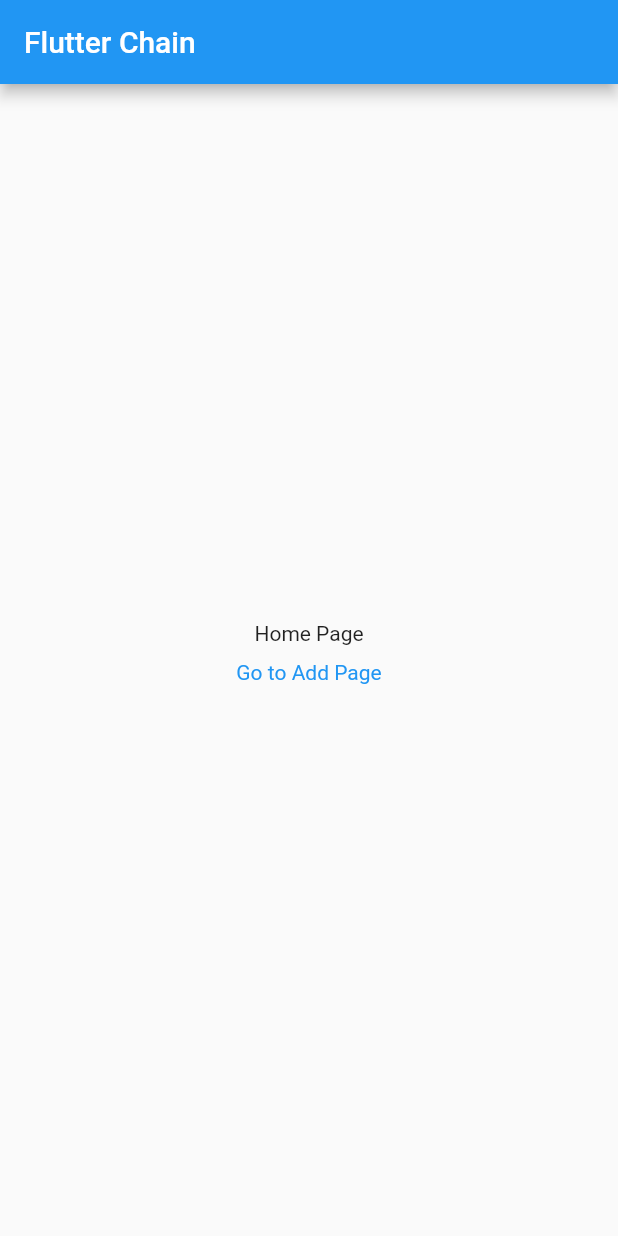
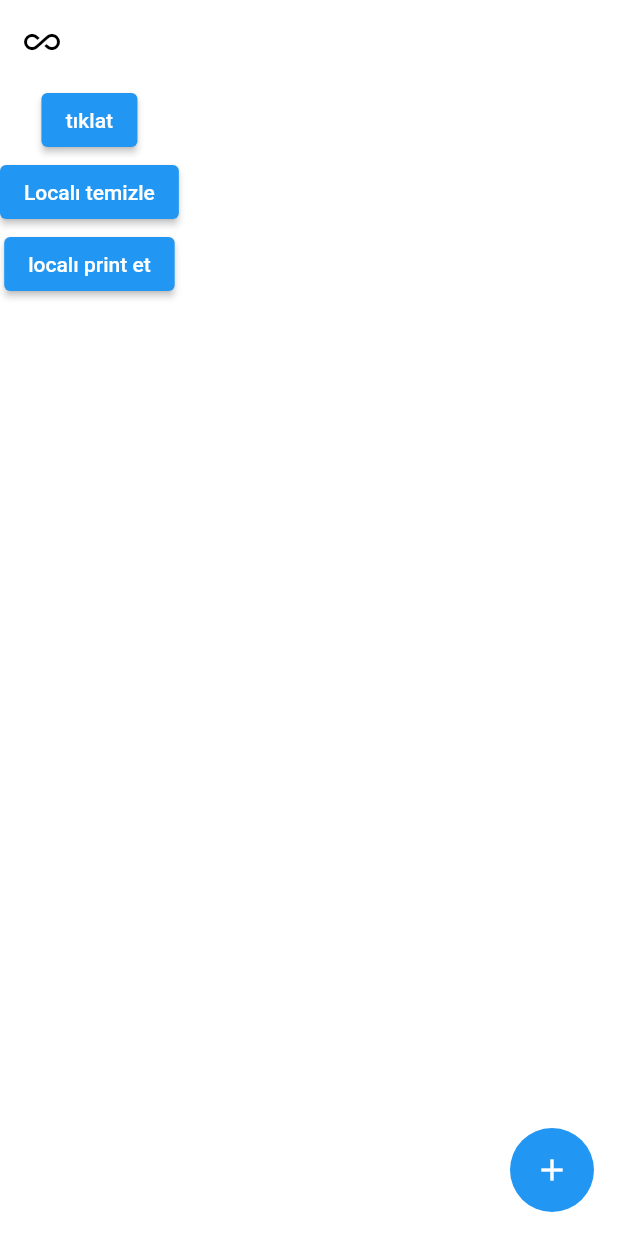
Before and after one commit to burakeraslan/flutter_chain, a Flutter app: the screen it shows after launch, on a phone screen of 412 x 824 dp. Run offline on Flutter 3.47's test engine with Material 2 defaults, Android fonts, the phone set to English and light mode, and no system bars; our stand-ins replace get, hive, hive_flutter; accounts and stored records are empty.

Commit message:
user's data

```diff
--- a/lib/main.dart
+++ b/lib/main.dart
@@ -7,7 +7,7 @@ import 'package:hive_flutter/adapters.dart';
 void main() async {
   await Hive.initFlutter();
   Hive.registerAdapter<TaskModel>(TaskModelAdapter());
-  await Hive.openBox<TaskModel>('tasks');
+  await Hive.openBox<TaskModel>('chainTasks');
   runApp(const MyApp());
 }
 
--- a/lib/models/task_model.dart
+++ b/lib/models/task_model.dart
@@ -9,14 +9,14 @@ class TaskModel {
   @HiveField(1)
   final String description;
   @HiveField(2)
-  final DateTime date;
+  final Map days;
   @HiveField(3)
-  final Map days;
+  final List<Map> chain;
 
   TaskModel({
     required this.task,
     required this.description,
-    required this.date,
     required this.days,
+    required this.chain,
   });
 }
--- a/lib/pages/home_page/home_page.dart
+++ b/lib/pages/home_page/home_page.dart
@@ -1,9 +1,7 @@
 import 'package:flutter/material.dart';
-import 'package:flutter_chain/models/task_model.dart';
 import 'package:flutter_chain/pages/add_page/add_page.dart';
 import 'package:flutter_chain/pages/home_page/home_page_controller.dart';
 import 'package:get/get.dart';
-import 'package:hive/hive.dart';
 
 class HomePage extends StatelessWidget {
   const HomePage({super.key});
@@ -11,30 +9,67 @@ class HomePage extends StatelessWidget {
   @override
   Widget build(BuildContext context) {
     Get.put(HomePageController());
-    final box = Hive.box<TaskModel>('tasks');
-    print(box.values.toList());
-    return GetBuilder<HomePageController>(builder: (controller) {
-      return Scaffold(
+
+    return GetBuilder<HomePageController>(
+      builder: (controller) {
+        return Scaffold(
           appBar: AppBar(
-            title: const Text('Flutter Chain'),
+            elevation: 0,
+            backgroundColor: Colors.white,
+            leading: const Icon(
+              Icons.all_inclusive,
+              color: Colors.black,
+            ),
           ),
-          body: Center(
+          backgroundColor: Colors.white,
+          body: SingleChildScrollView(
+            physics: const BouncingScrollPhysics(),
             child: Column(
-              mainAxisAlignment: MainAxisAlignment.center,
+              // children: controller.list
+              //     .map(
+              //       (task) => Container(
+              //         padding: const EdgeInsets.all(10),
+              //         width: double.infinity,
+              //         height: 400,
+              //         color: Colors.yellow,
+              //       ).paddingAll(10),
+              //     )
+              //     .toList(),
               children: [
-                const Text('Home Page'),
-                InkWell(
-                  child: const Text(
-                    'Go to Add Page',
-                    style: TextStyle(color: Colors.blue),
-                  ).paddingAll(10),
-                  onTap: () {
-                    Get.to(() => const AddPage());
+                ElevatedButton(
+                  onPressed: () {},
+                  child: const Text('tıklat'),
+                ),
+                ElevatedButton(
+                  onPressed: () {
+                    controller.box.clear();
                   },
-                )
+                  child: const Text('Localı temizle'),
+                ),
+                ElevatedButton(
+                  onPressed: () {
+                    for (var i = 0; i < controller.box.length; i++) {
+                      final task = controller.box.getAt(i)!;
+                      print(task.task);
+                      print(task.description);
+                      print(task.days);
+                      print(task.chain);
+                    }
+                  },
+                  child: const Text('localı print et'),
+                ),
               ],
             ),
-          ));
-    });
+          ),
+          floatingActionButton: FloatingActionButton(
+            elevation: 0,
+            onPressed: () {
+              Get.to(() => const AddPage());
+            },
+            child: const Icon(Icons.add),
+          ),
+        );
+      },
+    );
   }
 }
--- a/lib/pages/home_page/home_page_controller.dart
+++ b/lib/pages/home_page/home_page_controller.dart
@@ -1,3 +1,8 @@
+import 'package:flutter_chain/models/task_model.dart';
 import 'package:get/get.dart';
+import 'package:hive/hive.dart';
 
-class HomePageController extends GetxController {}
+class HomePageController extends GetxController {
+  final box = Hive.box<TaskModel>('chainTasks');
+  List<TaskModel> get list => box.values.toList();
+}
```
Also changed, not shown: lib/pages/add_page/add_page.dart (+27 -2 lines), lib/pages/add_page/add_page_controller.dart (+39 -2 lines), lib/models/task_model.g.dart.
